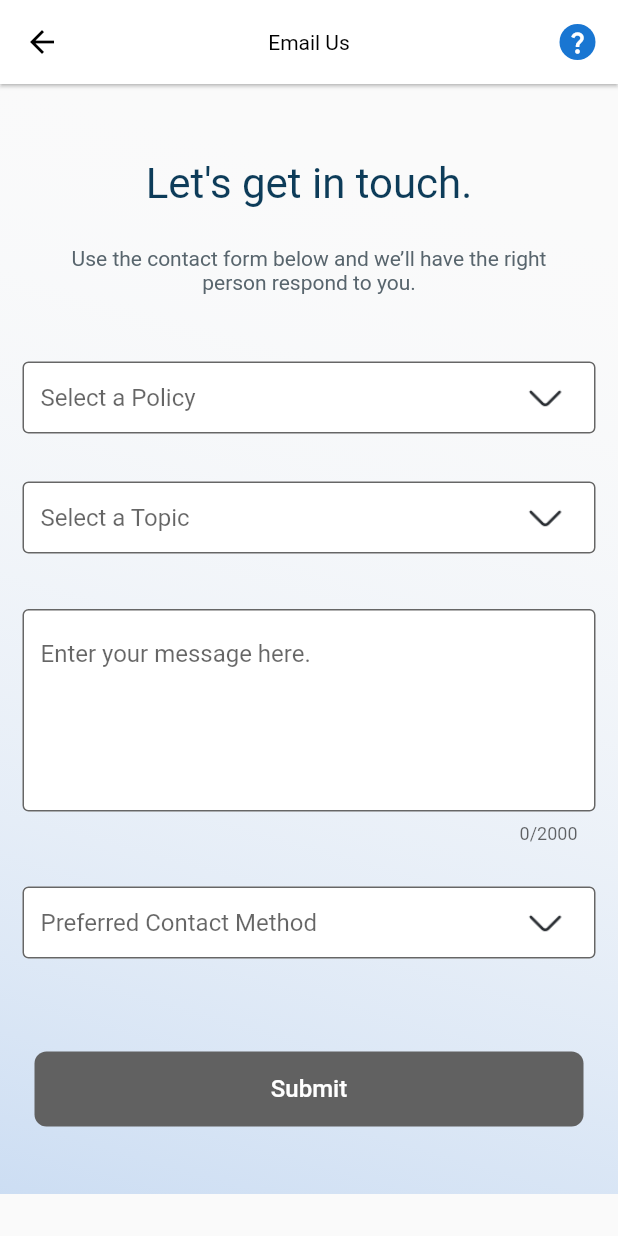
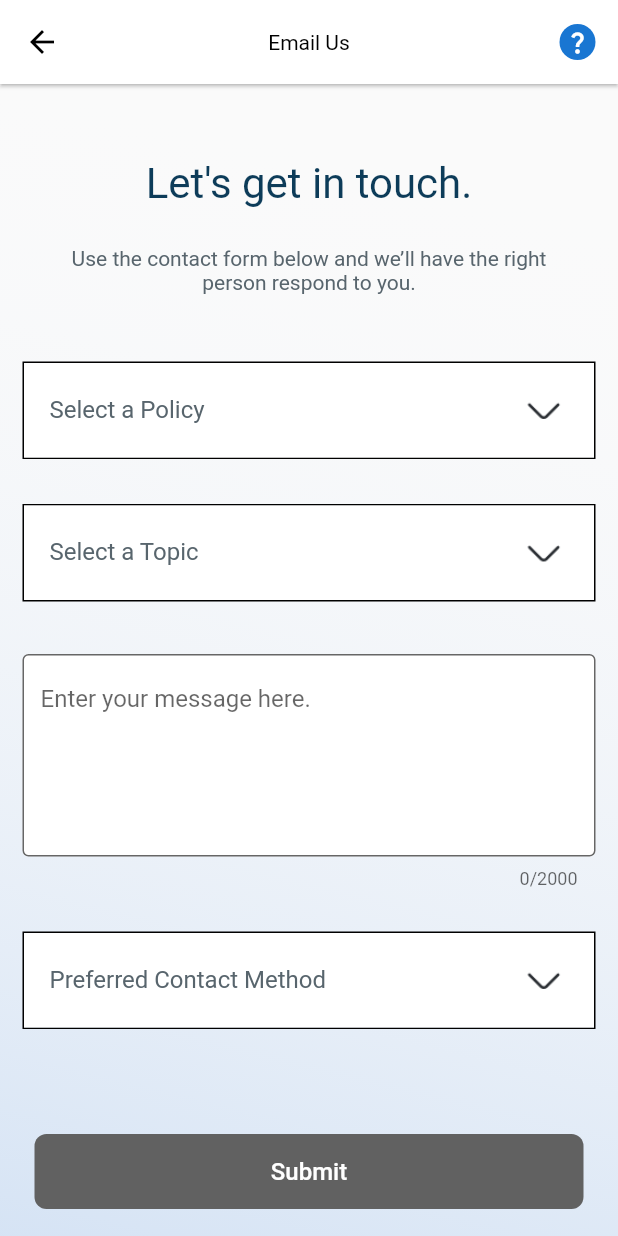
Before and after one commit to Nishorecolan/drop_down_customized, a Flutter app: the EmailUs screen opened directly, on a phone screen of 412 x 824 dp. Run offline on Flutter 3.47's test engine with Material 2 defaults, Android fonts, the phone set to English and light mode, and no system bars; our stand-ins replace flutter_animate, pin_code_fields; missing offline and left inert: fading_edge_scrollview; Roboto replaces fonts that are missing (Alda Pro, Effra).

Commit message:
Additional design changes for label text - Added.

```diff
--- a/lib/contact_us.dart
+++ b/lib/contact_us.dart
@@ -255,14 +255,13 @@ class _ContactUsState extends State<ContactUs> {
 
   Widget policyDropDownBox() {
     return SizedBox(
-        height: 45,
+        height: 65,
 
         child: LayoutBuilder(
             builder: (context, constraints) => CustomizeDropdown(
                 context,
                 dropdownItems: policies.map((category) => category['name'].toString()).toList(),
                controller: selectedPolicyController,
-
                hintText: 'Select a policy',
                width: double.infinity,
                 optionsViewBuilder: (BuildContext context,
--- a/lib/email_us.dart
+++ b/lib/email_us.dart
@@ -1,11 +1,22 @@
 import 'package:flutter/material.dart';
 import 'package:ui_sample/widget_helper.dart';
 
-class EmailUs extends StatelessWidget {
+class EmailUs extends StatefulWidget {
    EmailUs({super.key});
 
+  @override
+  State<EmailUs> createState() => _EmailUsState();
+}
+
+class _EmailUsState extends State<EmailUs> {
   var categories = ['College','University','Diplomo'];
+
    TextEditingController selectedPolicyController = TextEditingController();
+   TextEditingController selectedTopicController = TextEditingController();
+   TextEditingController selectedMethodController = TextEditingController();
+
+
+   bool isSubmitClicked = false;
 
   @override
   Widget build(BuildContext context) {
@@ -25,7 +36,9 @@ class EmailUs extends StatelessWidget {
         backgroundColor: Colors.white,
         elevation: 1,
       ),
-        body: SingleChildScrollView(
+        body: GestureDetector(
+          onTap: () => FocusManager.instance.primaryFocus!.unfocus(),
+          child: SingleChildScrollView(
             child: Container(
               decoration: const BoxDecoration(
                 gradient: LinearGradient(
@@ -41,24 +54,40 @@ class EmailUs extends StatelessWidget {
                 padding:
                     const EdgeInsets.only(right: 15.0, left: 15.0, bottom: 15.0),
                 child: Column(
+                  crossAxisAlignment: CrossAxisAlignment.start,
                   children: [
                     const SizedBox(height: 50),
-                  buildText(
+                    Align(
+                      alignment: Alignment.center,
+                      child: buildText(
                           name: 'Let\'s get in touch.',
-                      fontColor: Color(0xff0D3C59),
+                          fontColor: const Color(0xff0D3C59),
                           fontFamily: 'Alda Pro',
                           fontSize: 28),
+                    ),
                     const SizedBox(height: 15),
                     Padding(
                         padding: const EdgeInsets.all(10),
                         child: buildText(
                             name:
-                              'Use the contact form below and we’ll have the right person respond to you.', fontColor: Color(0xff58656D))),
+                                'Use the contact form below and we’ll have the right person respond to you.', fontColor: const Color(0xff58656D))),
                     const SizedBox(height: 35),
-                  buildDropdownField(hintText: 'Select a Policy'),
+                    buildDropdownField(hintText: 'Select a Policy', controller: selectedPolicyController),
+                    if(selectedPolicyController.text.isEmpty && isSubmitClicked)
+                      Column(
+                        children: [
+                          Padding(padding: const EdgeInsets.only(top: 10),child: buildText(name: 'policy is required', fontColor: const Color(0xffC02321), fontSize: 12),),
+                        ],
+                      ),
                     const SizedBox(height: 30),
-                  buildDropdownField(hintText: 'Select a Topic'),
-                  const SizedBox(height: 20),
+                    buildDropdownField(hintText: 'Select a Topic', controller: selectedTopicController),
+                    if(selectedTopicController.text.isEmpty && isSubmitClicked)
+                      Column(
+                        children: [
+                          Padding(padding: const EdgeInsets.only(top: 10),child: buildText(name: 'topic is required', fontColor: const Color(0xffC02321), fontSize: 12),),
+                        ],
+                      ),
+                    const SizedBox(height:  20),
                     const Padding(
                       padding: EdgeInsets.only(top: 15.0, bottom: 8),
                       child: TextField(
@@ -73,16 +102,30 @@ class EmailUs extends StatelessWidget {
                       ),
                     ),
                     const SizedBox(height: 20),
-                  buildDropdownField(hintText: 'Preferred Contact Method'),
+                    buildDropdownField(hintText: 'Preferred Contact Method', controller: selectedMethodController),
+                    if(selectedMethodController.text.isEmpty && isSubmitClicked)
+                      Column(
+                        children: [
+                          Padding(padding: const EdgeInsets.only(top: 10),child: buildText(name: 'Contact method is required', fontColor: const Color(0xffC02321), fontSize: 12),),
+                        ],
+                      ),
                     Padding(
-                    padding: const EdgeInsets.only(top: 60.0, bottom: 30, right: 8, left: 8),
+                      padding: const EdgeInsets.only(top: 70.0, bottom: 100, right: 8, left: 8),
                       child: GestureDetector(
                         onTap: () {
-                        ScaffoldMessenger.of(context).showSnackBar(SnackBar(
+                          setState(() {
+                            isSubmitClicked = true;
+                          });
+                          // if(formKey.currentState!.validate()) {
+                          //
+                          // } else {
+                            ScaffoldMessenger.of(context).showSnackBar(const SnackBar(
                                 behavior: SnackBarBehavior.floating,
                                 //   action: SnackBarAction(label: 'Value', onPressed: () {  },),
                                 dismissDirection: DismissDirection.up,
                                 content: Text('Submit button Pressed')));
+                          //}
+
                         },
                         child: Container(
                           height: 50,
@@ -92,11 +135,12 @@ class EmailUs extends StatelessWidget {
                               borderRadius: BorderRadius.circular(8)),
                           child: Center(
                               child:
-                                buildText(name: 'Submit', fontColor: Color(0xffFFFFFF), fontWeight: FontWeight.w500, fontSize: 16)),
+                                  buildText(name: 'Submit', fontColor: const Color(0xffFFFFFF), fontWeight: FontWeight.w500, fontSize: 16)),
                         ),
                       ),
                     )
                   ],
+                ),
               ),
             ),
           ),
@@ -137,14 +181,15 @@ class EmailUs extends StatelessWidget {
     );
   }
 
-   Widget buildDropdownField({hintText}) {
+   Widget buildDropdownField({hintText,controller}) {
      return SizedBox(
-         height: 50,
+         height: 65,
          child: LayoutBuilder(
              builder: (context, constraints) => CustomizeDropdown(
                  context,
+                 isSubmitClicked: isSubmitClicked,
                  dropdownItems: categories,
-                 controller: selectedPolicyController,
+                 controller: controller,
                  hintText: hintText,
                  width: double.infinity,
                  optionsViewBuilder: (BuildContext context,
@@ -166,13 +211,15 @@ class EmailUs extends StatelessWidget {
                    return null;
                  },
                  onChanged: (val) async {
-
                  },
                  onSelected: (val) {
                    print('seleccted $val');
                    // setState(() {
                    //   selectedPolicy = val;
                    // });
+                   setState(() {
+                     controller.text = val;
+                   });
                  },
                  onSubmitted: (val) {
                    // setState(() {
--- a/lib/main.dart
+++ b/lib/main.dart
@@ -25,7 +25,7 @@ class MyApp extends StatelessWidget {
       theme: ThemeData(
         primarySwatch: Colors.blue,
       ),
-      home: ContactUs(),
+      home: EmailUs(),
     );
   }
 }
--- a/lib/widget_helper.dart
+++ b/lib/widget_helper.dart
@@ -1,4 +1,5 @@
 import 'dart:async';
+// import 'dart:html';
 
 import 'package:flutter/material.dart';
 
@@ -11,7 +12,7 @@ Widget CustomizeDropdown(
       onSubmitted,onSelected,double? width,TextEditingController? controller,
       Widget Function(BuildContext, TextEditingController, FocusNode, void Function())? fieldViewBuilder,
       String? helperText,String? Function(String?)? validation,double? height,bool? isEnable,fillColor,
-      displayText,focusNode,List<String>? dropdownItems,double? dropdownHeight, inputFormatters}) {
+      displayText,focusNode,List<String>? dropdownItems,double? dropdownHeight, inputFormatters, isSubmitClicked = false}) {
   FocusNode focusNode = FocusNode();
   String storedData = '';
   bool fieldValidation= false;
@@ -21,6 +22,9 @@ Widget CustomizeDropdown(
   // if(kIsWeb){
   //   hintData='';
   // }
+  print(controller!.text.isEmpty && isSubmitClicked);
+  print(controller!.text);
+  print(isSubmitClicked);
   return StatefulBuilder(
       builder: (context,setState) {
         focusNode.addListener(() {
@@ -31,7 +35,7 @@ Widget CustomizeDropdown(
         return Container(
           // width: width ?? getScreenWidth(context) * 0.90,
             width: double.infinity,
-            decoration: BoxDecoration(),
+            decoration: BoxDecoration(border: Border.all(color: controller!.text.isEmpty && isSubmitClicked ? Color(0xffC02321) : Colors.black)),
             child: Autocomplete(
 
                 optionsBuilder: optionsBuilder ?? (TextEditingValue textEditingValue) {
@@ -39,13 +43,14 @@ Widget CustomizeDropdown(
                     return emptyDataList;
                   }
                   if(textEditingValue.text.isEmpty && dropdownItems.isNotEmpty) {
-                    return dropdownItems.where((element) => element.toLowerCase().toString().contains(textEditingValue.text.toLowerCase()));
+                   return dropdownItems.where((element) => element.toLowerCase().toString().contains(textEditingValue.text.toLowerCase()));
                   }
                   if(dropdownItems.where((element) => element.toLowerCase().toString().contains(textEditingValue.text.toLowerCase())).isEmpty)  {
-                    return emptyDataList;
+                   return emptyDataList;
                   } else {
-                    return dropdownItems.where((element) => element.toLowerCase().toString().contains(textEditingValue.text.toLowerCase()));
+                   return dropdownItems.where((element) => element.toLowerCase().toString().contains(textEditingValue.text.toLowerCase()));
                   }
+                  //return [''];
                 },
                 displayStringForOption: displayStringForOption ?? (option) => '$option',
                 fieldViewBuilder: fieldViewBuilder ?? (BuildContext context,
@@ -77,9 +82,7 @@ Widget CustomizeDropdown(
                   //widthController.text = getScreenWidth(context).toString();
                   fieldTextEditingController.addListener(() {
                     if(dropdownItems!.contains(fieldTextEditingController.text)){
-
                       focusNode.unfocus();
-
                     }
                   });
                   return Container(
@@ -153,42 +156,63 @@ Widget CustomizeDropdown(
                         focusNode: fieldFocusNode,
                         inputFormatters: inputFormatters ?? [],
                         autovalidateMode: AutovalidateMode.onUserInteraction,
-                        validator:  fieldValidation?(value){return null;}:validation ??
-
-                                (value) {
-                              if (value == null || value.isEmpty) {
-                                return fieldValidation?null:'field is required';
-                              }
-                              return null;
-                            },
+                        // validator:  fieldValidation?(value){return null;}:validation ??
+                        //
+                        //         (value) {
+                        //       if (value == null || value.isEmpty) {
+                        //         return fieldValidation?null:'field is required';
+                        //       }
+                        //       return null;
+                        //     },
+                        // validator: (value) {
+                        //   if (value == null || value.isEmpty) {
+                        //     return 'Field is required';
+                        //   }
+                        //   return null; // Return null to indicate no error
+                        // },
 
                         decoration: InputDecoration(
                           helperText: helperText,
-                          contentPadding: EdgeInsets.all(12),
+                          // contentPadding: EdgeInsets.only(left: 15,top: 8,bottom: 12),
+                          contentPadding: EdgeInsets.all(17),
+                          isDense: true,
+                          // contentPadding: EdgeInsets.only(top: 18,bottom: 18,left: 20),
+                          // contentPadding: EdgeInsets.symmetric(vertical: 15,horizontal: 20), // Adjust the vertical padding as needed
+
                           // hintText: storedData.isNotEmpty ? storedData : 'select',
-                          hintText: hintText,
+                          // hintText: hintText,
+                         labelText: hintText,
+                          labelStyle: TextStyle(color: controller!.text.isEmpty && isSubmitClicked ? Color(0xffC02321) :  Color(0xff58656D)),
                           //   hintStyle: hintStyle(context),
                           errorMaxLines: 4,
                           // errorStyle: focusNode.hasFocus?TextStyle(height: 0.1,fontSize: 0.1,color: Colors.transparent):TextStyle(color: errorTextField,
                           //     fontSize: 11.5,fontWeight: FontWeight.w500),
                           // errorBorder: OutlineInputBorder(
-                          //     borderSide: BorderSide(color: errorTextField),
+                          //     borderSide: BorderSide(color: Colors.red),
                           //     borderRadius: BorderRadius.circular(5)),
                           // focusedErrorBorder: OutlineInputBorder(
-                          //     borderSide: BorderSide(color: errorTextField),
+                          //     borderSide: BorderSide(color: Colors.blue),
                           //     borderRadius: BorderRadius.circular(5)),
                           // focusedBorder: OutlineInputBorder(
-                          //     borderSide: BorderSide(color: hanBlueTint500),
+                          //     borderSide: BorderSide(color: Colors.green),
                           //     borderRadius: BorderRadius.circular(5)),
                           // enabledBorder: OutlineInputBorder(
-                          //     borderSide: BorderSide(color: fieldBorderColorNew)),
+                          //     borderSide: BorderSide(color: Colors.yellow)),
                           // disabledBorder: OutlineInputBorder(
-                          //     borderSide: BorderSide(color: fieldBorderColorNew)),
+                          //     borderSide: BorderSide(color: Colors.orange)),
                           fillColor: fillColor ?? Colors.white,
                           filled: true,
                           hoverColor: Colors.white,
-                          border: OutlineInputBorder(),
-                          suffixIcon: Padding(
+                          // border: OutlineInputBorder(),
+                          border: InputBorder.none,
+                          suffixIcon: fieldValidation ? Padding(
+                            padding: const EdgeInsets.only(right: 19.0),
+                            child: RotatedBox(
+                              quarterTurns: 2,
+                              child: Image.asset('assets/arrow-down.png',
+                                color: Color(0xff292D32), width: 10, height: 20,),
+                            ),
+                          ) : Padding(
                             padding: const EdgeInsets.only(right: 19.0),
                             child: Image.asset('assets/arrow-down.png',
                               color: Color(0xff292D32), width: 10, height: 20,),
@@ -228,7 +252,10 @@ Widget buildDropDownContainer(BuildContext context,
         child: Container(
           width: dropDownWidth ?? constraints.biggest.width,
           height: dropDownHeight,
-          decoration: BoxDecoration(border: Border.all(color: Colors.black38),color: Colors.white70),
+          // height: 20,
+          decoration: BoxDecoration(border: Border.all(color: Colors.black38),
+           //color: Color(0xffF5F8FA),
+          ),
           child: ListView.builder(
             controller: scrollController,
             physics: const AlwaysScrollableScrollPhysics(),
@@ -236,10 +263,15 @@ Widget buildDropDownContainer(BuildContext context,
             itemCount: options.length,
             itemBuilder: (BuildContext context, int index) {
               var option = options.elementAt(index);
+
               return InkWell(
-                //   hoverColor:  option == S.of(context).noDataFound ? Colors.transparent : Colors.grey.shade300,
+                  // hoverColor:  option == 'no Data Found' ? Colors.transparent : Colors.red.shade300,
+                  //hoverColor:   Colors.red,
+                  //hoverColor:  isHovered == true ? Colors.red :Colors.yellow,
+               // highlightColor: Colors.yellow,
                 //  highlightColor: option == S.of(context).noDataFound ? Colors.transparent : null,
                 //  splashColor: option == S.of(context).noDataFound ? Colors.transparent : null,
+                // splashColor: Colors.red.shade300,
                 onTap: () {
                   if(option == 'No Data Found') {
 
@@ -248,6 +280,9 @@ Widget buildDropDownContainer(BuildContext context,
                     onSelected(option);
                   }
 
+                },
+                onHover: (val) {
+                   // isHovered = val;
                 },
                 //  mouseCursor:  option == S.of(context).noDataFound ? SystemMouseCursors.none : SystemMouseCursors.click,
                 child: Container(
```
Lines whose indentation alone changed are shown as unchanged.
